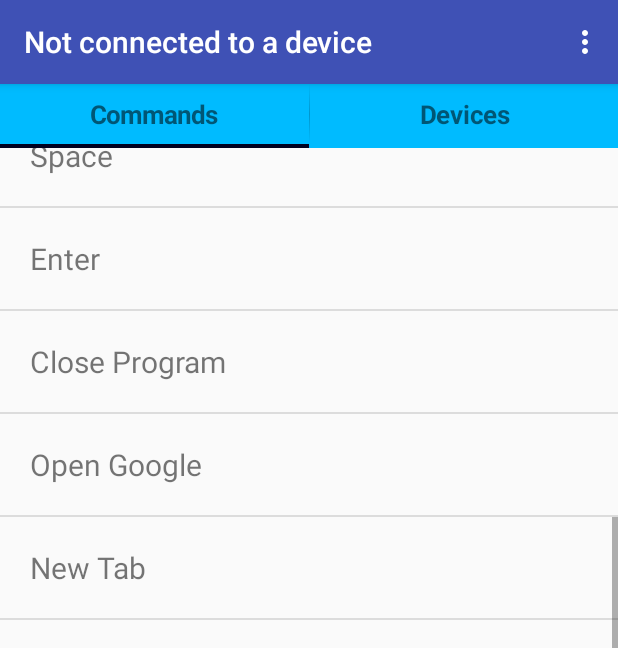
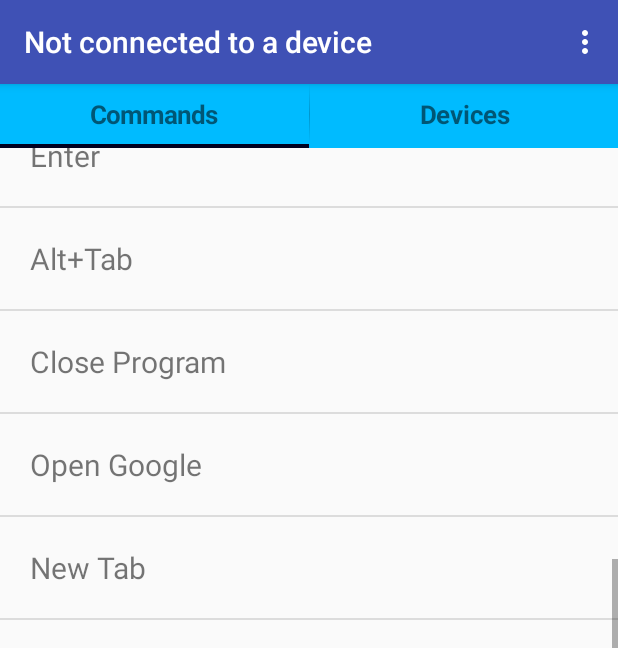
Before and after one commit to JoL0712/CS-M117-Project, an Android app: the screen it shows after launch (MainActivity), scrolled down 507 dp, on a phone screen of 412 x 824 dp. Shown: the top 648 px of the screen. Run offline under Robolectric (Android 15) with nearby library versions, the phone set to English and light mode, and no system bars; libraries missing offline, so code that uses them is left out: io.realm, io.realm.annotations; 16 statements that could not run were skipped.

Commit message:
fixed and added more preset commands

```diff
--- a/RemoteCommand/app/src/main/java/csm117/remotecommand/command/CommandsFragment.java
+++ b/RemoteCommand/app/src/main/java/csm117/remotecommand/command/CommandsFragment.java
@@ -117,10 +117,11 @@ public class CommandsFragment extends Fragment implements AdapterView.OnItemClic
             RealmDB.getInstance().create("Esc", "key-press.bat {ESC}", mCommands);
             RealmDB.getInstance().create("Space", "key-press.bat \" \"", mCommands);
             RealmDB.getInstance().create("Enter", "key-press.bat {ENTER}", mCommands);
+            RealmDB.getInstance().create("Alt+Tab", "key-press.bat %{TAB}", mCommands);
             RealmDB.getInstance().create("Close Program", "key-press.bat %{F4}", mCommands);
             RealmDB.getInstance().create("Open Google", "start \"\" \"www.google.com\"", mCommands);
-            RealmDB.getInstance().create("New Tab", "key-press.bat ^t", mCommands);
-            RealmDB.getInstance().create("Close Tab", "key-press.bat ^w", mCommands);
+            RealmDB.getInstance().create("New Tab", "key-press.bat \"^t\"", mCommands);
+            RealmDB.getInstance().create("Close Tab", "key-press.bat \"^w\"", mCommands);
             RealmDB.getInstance().create("Open Notepad", "start notepad", mCommands);
             RealmDB.getInstance().create("Open Excel", "start excel", mCommands);
             RealmDB.getInstance().create("Logout Windows", "shutdown -l", mCommands);
```
